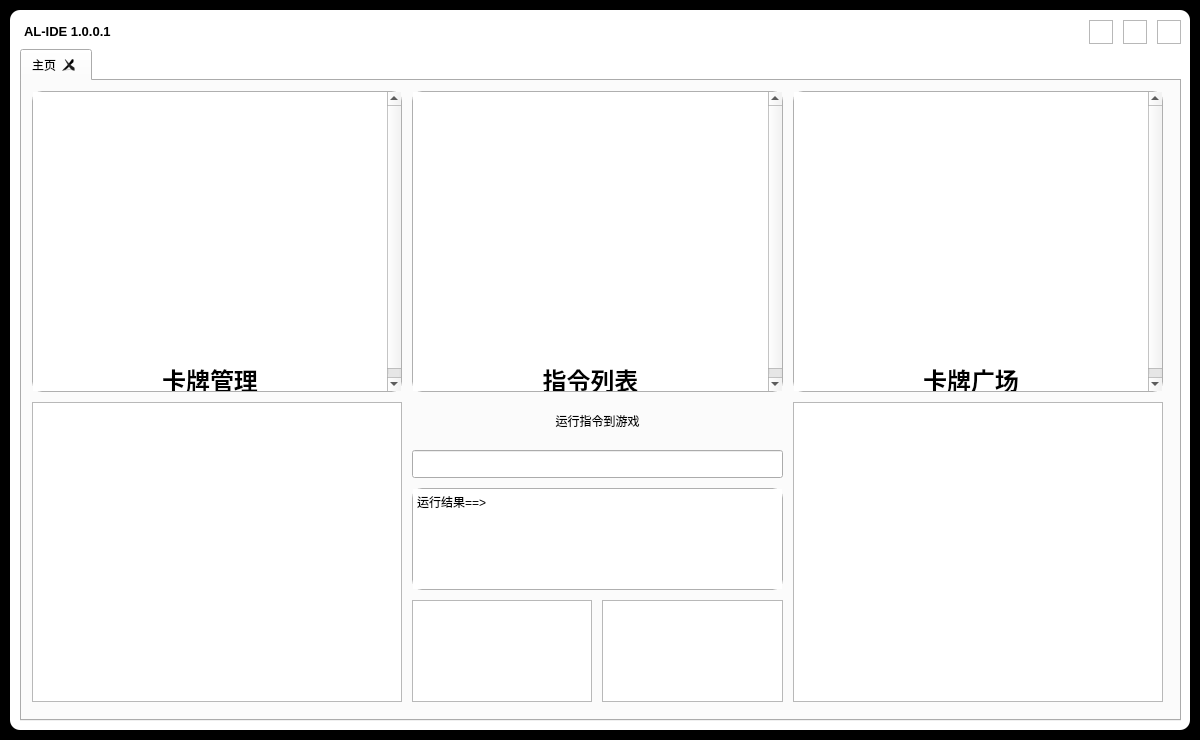
Qt form visualizationSrc/qtUI/mainInterFace.ui (NWYLZW/A-Language-IDE) before a commit.
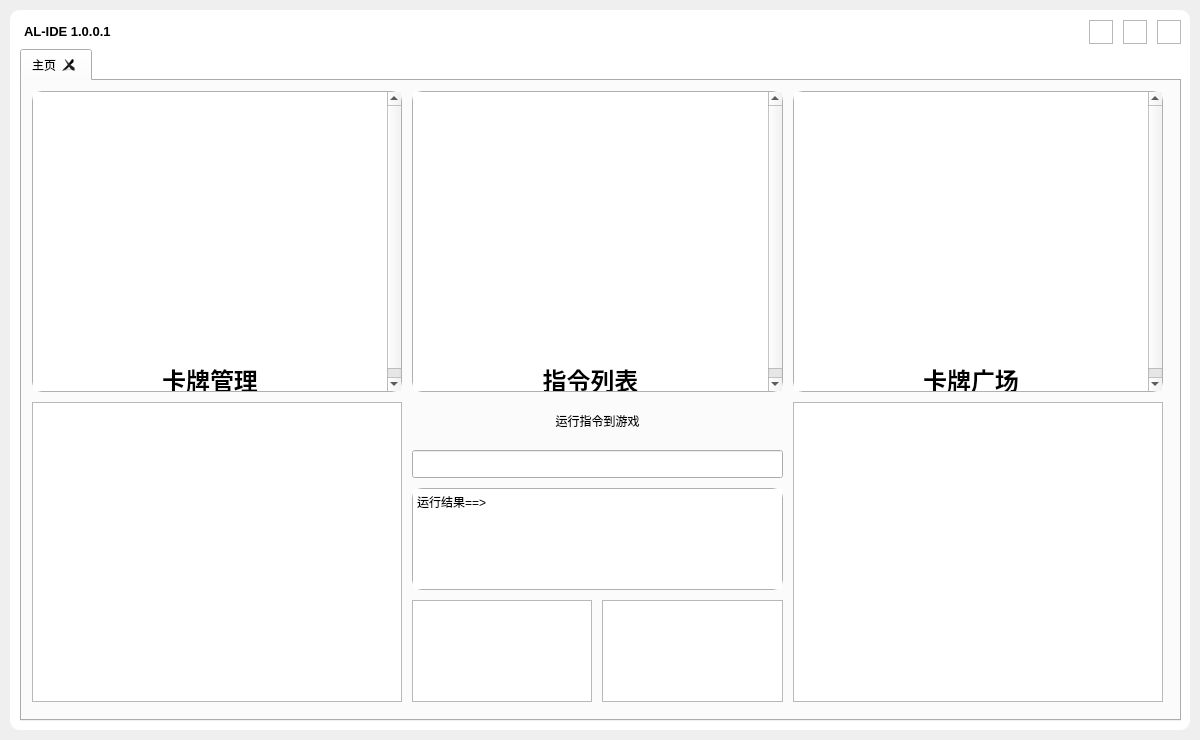
The same form after that commit. Icons and pictures are not drawn.

```diff
--- a/visualizationSrc/qtUI/mainInterFace.ui
+++ b/visualizationSrc/qtUI/mainInterFace.ui
@@ -40,15 +40,7 @@
    <string>AL-IDE</string>
   </property>
   <property name="styleSheet">
-   <string notr="true">#MainWindow{
-	background-color: rgb(0, 0, 0);
-}
-#Main{
-	background-color: rgb(255,255,255);
-	margin:10px;
-	border-radius: 10px;
-}
-QTabBar::close-button{
+   <string notr="true">QTabBar::close-button{
 	image: url(:/ico/Data/qrc/ico/close.png);
 }
 QTabBar::close-button:hover{
@@ -85,7 +77,15 @@
     </size>
    </property>
    <property name="styleSheet">
-    <string notr="true"/>
+    <string notr="true">#MainWindow{
+	background-color: rgb(0, 0, 0);
+}
+#Main{
+	background-color: rgb(255,255,255);
+	margin:10px;
+	border-radius: 10px;
+}
+</string>
    </property>
    <widget class="QWidget" name="verticalLayoutWidget">
     <property name="geometry">
```
